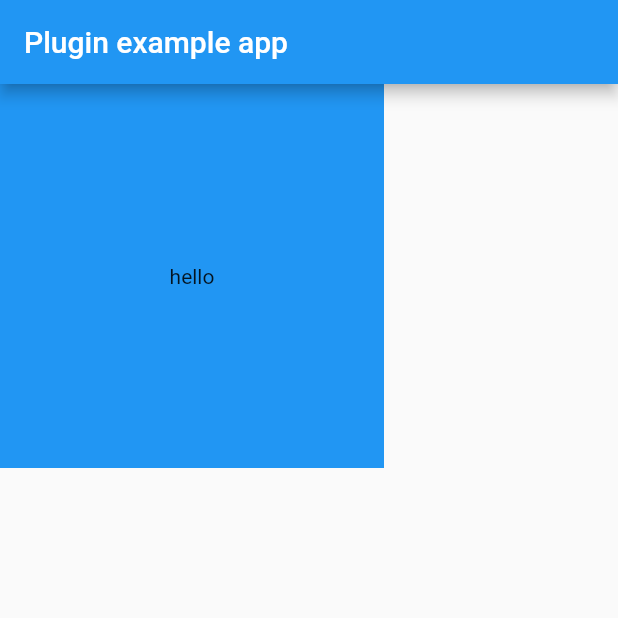
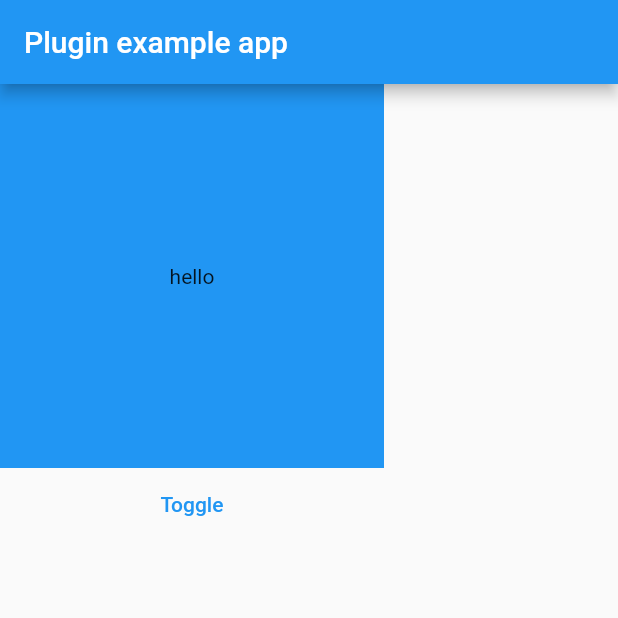
Before and after one commit to gsioteam/flip_widget, a Flutter app: the screen it shows after launch, on a phone screen of 412 x 824 dp, the top half of it. Run offline on Flutter 3.47's test engine with Material 2 defaults, Android fonts, the phone set to English and light mode, and no system bars; missing offline and left inert: dart:ffi, gl_canvas, opengl_es_bindings.

Commit message:
Upgrade gl_canvas

```diff
--- a/example/lib/main.dart
+++ b/example/lib/main.dart
@@ -18,6 +18,7 @@ class _MyAppState extends State<MyApp> {
   GlobalKey<FlipWidgetState> _flipKey = GlobalKey();
 
   Offset _oldPosition = Offset.zero;
+  bool _visible = true;
 
   @override
   void initState() {
@@ -35,7 +36,8 @@ class _MyAppState extends State<MyApp> {
         body: Column(
           mainAxisSize: MainAxisSize.min,
           children: [
-            Container(
+            Visibility(
+              child: Container(
                 width: size.width,
                 height: size.height,
                 child: GestureDetector(
@@ -68,6 +70,16 @@ class _MyAppState extends State<MyApp> {
                   },
                 ),
               ),
+              visible: _visible,
+            ),
+            TextButton(
+                onPressed: () {
+                  setState(() {
+                    _visible = !_visible;
+                  });
+                },
+                child: Text("Toggle")
+            )
           ],
         ),
       ),
--- a/lib/src/flip_widget.dart
+++ b/lib/src/flip_widget.dart
@@ -131,6 +131,7 @@ class FlipWidgetState extends State<FlipWidget> {
   /// [tilt] is the `a` of `y = a*x + b`(line equation).
   Future<void> flip(double percent, double tilt) {
     return _queueAction(() {
+      if (_disposed) return;
       controller.beginDraw();
       _render.draw(1 - percent, tilt);
       controller.endDraw();
--- a/pubspec.yaml
+++ b/pubspec.yaml
@@ -1,6 +1,6 @@
 name: flip_widget
 description: Flip your widget.
-version: 0.1.4
+version: 0.1.5
 homepage: https://github.com/gsioteam/flip_widget
 
 environment:
@@ -10,7 +10,7 @@ environment:
 dependencies:
   flutter:
     sdk: flutter
-  gl_canvas: ^1.0.1
+  gl_canvas: ^1.0.3
   opengl_es_bindings: ^1.0.0-pre.1
   ffi: ^1.1.2
 
```
Lines whose indentation alone changed are shown as unchanged.
